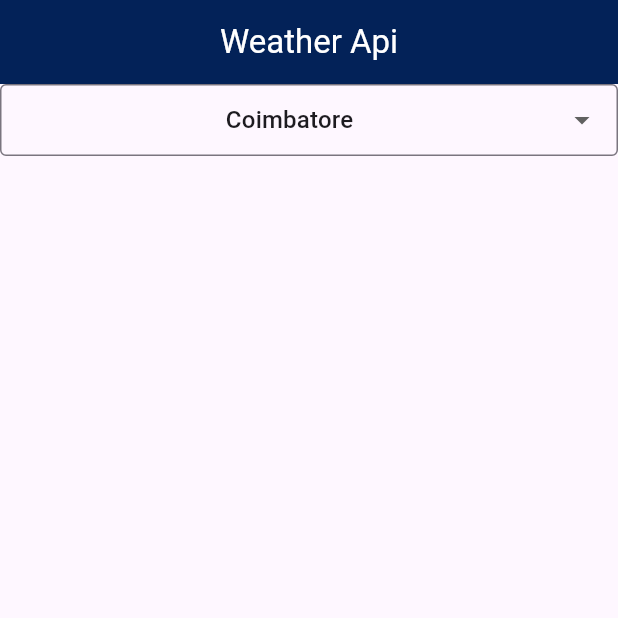
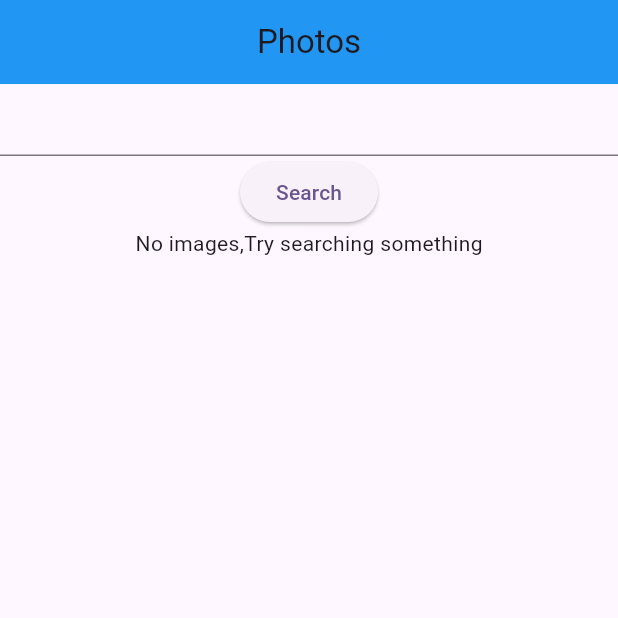
Before and after one commit to vignesh235/Getx, a Flutter app: the screen it shows after launch, on a phone screen of 412 x 824 dp, the top half of it. Run offline on Flutter 3.47's test engine with Material 3 defaults, Android fonts, the light colour scheme and no system bars; our stand-ins replace dio, get.

Commit message:
photos experiment added

```diff
--- a/lib/api_helper/api_helper.dart
+++ b/lib/api_helper/api_helper.dart
@@ -15,7 +15,8 @@ class ApiHelper {
             connectTimeout: const Duration(seconds: 10),
             receiveTimeout: const Duration(seconds: 10),
           ),
-        );
+        )..interceptors
+            .add(LogInterceptor(requestBody: true, responseBody: true));
 
   Future<Map<String, dynamic>> getWeather(
       {required String baseUrl,
@@ -34,4 +35,27 @@ class ApiHelper {
       return {"error": "Something went wrong"};
     }
   }
+
+  Future<Response?> fetchImages(String search) async {
+    try {
+      String apiKey =
+          "etKXNsUjMLW60cmpv3Xmgv9JIPnzN4uNSXcYVoyvSkwBaVvgk7HEgyLW";
+      // Replace with your actual API key
+      _dio.options.headers = {
+        "Authorization": apiKey,
+      };
+
+      Response response = await _dio.get(
+        "https://api.pexels.com/v1/search",
+        queryParameters: {
+          "query": search,
+          "per_page": 5,
+        },
+      );
+      return response;
+    } catch (e) {
+      print("API Call Error: $e");
+      return null;
+    }
+  }
 }
--- a/lib/main.dart
+++ b/lib/main.dart
@@ -1,4 +1,6 @@
 import 'package:flutter/material.dart';
+import 'package:get/get.dart';
+import 'package:todo/modules/photos/photoListView.dart';
 import 'package:todo/modules/todo/todoview.dart';
 
 import 'modules/weather/weatherview.dart';
@@ -12,14 +14,14 @@ class MyApp extends StatelessWidget {
 
   @override
   Widget build(BuildContext context) {
-    return MaterialApp(
+    return GetMaterialApp(
       title: 'Flutter Demo',
       debugShowCheckedModeBanner: false,
       theme: ThemeData(
         colorScheme: ColorScheme.fromSeed(seedColor: Colors.deepPurple),
         useMaterial3: true,
       ),
-      home: const Weatherview(),
+      home: PhotoListView(),
     );
   }
 }
--- /dev/null
+++ b/lib/modules/photos/photoListView.dart
@@ -0,0 +1,81 @@
+import 'package:flutter/material.dart';
+import 'package:get/get.dart';
+import 'package:todo/modules/photos/photosController.dart';
+import 'package:todo/modules/photos/photoview.dart';
+
+class PhotoListView extends StatelessWidget {
+  PhotoListView({super.key});
+  final PhotosController photosController = Get.put(PhotosController());
+  final TextEditingController textEditingController = TextEditingController();
+  @override
+  Widget build(BuildContext context) {
+    return Scaffold(
+        appBar: AppBar(
+          title: const Text("Photos"),
+          centerTitle: true,
+          backgroundColor: Colors.blue,
+        ),
+        body: Container(
+          height: Get.height,
+          width: Get.width,
+          child: Column(
+            children: [
+              TextFormField(
+                controller: textEditingController,
+              ),
+              ElevatedButton(
+                  onPressed: () {
+                    photosController.photos.clear();
+                    photosController.getPhotos(textEditingController.text);
+                  },
+                  child: Text("Search")),
+              GetBuilder<PhotosController>(builder: (controller) {
+                if (controller.photos.isEmpty) {
+                  return const Center(
+                      child: Text("No images,Try searching something"));
+                }
+                if (controller.photos.isNotEmpty && !controller.isLoading) {
+                  return Expanded(
+                    child: GridView.builder(
+                      gridDelegate:
+                          const SliverGridDelegateWithFixedCrossAxisCount(
+                              crossAxisCount: 2),
+                      itemCount: controller.photos.length,
+                      itemBuilder: (context, index) {
+                        var data = controller.photos;
+
+                        return GestureDetector(
+                          onTap: () {
+                            Get.to(() => Photoview(
+                                  imageUrl: data[index].src!.original!,
+                                ));
+                          },
+                          child: Image.network(
+                            data[index].src!.original!,
+                            fit: BoxFit.fill,
+                            loadingBuilder: (context, child, loadingProgress) {
+                              if (loadingProgress == null) return child;
+                              return Center(
+                                child: CircularProgressIndicator(
+                                  value: loadingProgress.expectedTotalBytes !=
+                                          null
+                                      ? loadingProgress.cumulativeBytesLoaded /
+                                          (loadingProgress.expectedTotalBytes ??
+                                              1)
+                                      : null,
+                                ),
+                              );
+                            },
+                          ),
+                        );
+                      },
+                    ),
+                  );
+                }
+                return SizedBox();
+              }),
+            ],
+          ),
+        ));
+  }
+}
--- /dev/null
+++ b/lib/modules/photos/photomodel.dart
@@ -0,0 +1,62 @@
+// To parse this JSON data, do
+//
+//     final photoResponse = photoResponseFromJson(jsonString);
+
+import 'dart:convert';
+
+PhotoResponse photoResponseFromJson(String str) =>
+    PhotoResponse.fromJson(json.decode(str));
+
+String photoResponseToJson(PhotoResponse data) => json.encode(data.toJson());
+
+class PhotoResponse {
+  List<Photo>? photos;
+
+  PhotoResponse({
+    this.photos,
+  });
+
+  factory PhotoResponse.fromJson(Map<String, dynamic> json) => PhotoResponse(
+        photos: json["photos"] == null
+            ? []
+            : List<Photo>.from(json["photos"]!.map((x) => Photo.fromJson(x))),
+      );
+
+  Map<String, dynamic> toJson() => {
+        "photos": photos == null
+            ? []
+            : List<dynamic>.from(photos!.map((x) => x.toJson())),
+      };
+}
+
+class Photo {
+  Src? src;
+
+  Photo({
+    this.src,
+  });
+
+  factory Photo.fromJson(Map<String, dynamic> json) => Photo(
+        src: json["src"] == null ? null : Src.fromJson(json["src"]),
+      );
+
+  Map<String, dynamic> toJson() => {
+        "src": src?.toJson(),
+      };
+}
+
+class Src {
+  String? original;
+
+  Src({
+    this.original,
+  });
+
+  factory Src.fromJson(Map<String, dynamic> json) => Src(
+        original: json["original"],
+      );
+
+  Map<String, dynamic> toJson() => {
+        "original": original,
+      };
+}
--- /dev/null
+++ b/lib/modules/photos/photosController.dart
@@ -0,0 +1,20 @@
+import 'package:get/get.dart';
+import 'package:todo/api_helper/api_helper.dart';
+import 'package:todo/modules/photos/photomodel.dart';
+
+class PhotosController extends GetxController {
+  List<Photo> photos = [];
+  bool isLoading = false;
+  Future<void> getPhotos(String search) async {
+    try {
+      final apiHelper = ApiHelper();
+      isLoading = true;
+      update();
+      final response = await apiHelper.fetchImages(search);
+      PhotoResponse photoResponse = PhotoResponse.fromJson(response!.data);
+      photos.addAll(photoResponse.photos!);
+      isLoading = false;
+      update();
+    } catch (e) {}
+  }
+}
--- a/lib/modules/weather/weatherview.dart
+++ b/lib/modules/weather/weatherview.dart
@@ -26,7 +26,6 @@ class _WeatherviewState extends State<Weatherview> {
   }
 
   final WeatherController todoController = Get.put(WeatherController());
-  var token = '1ed3e1be4786ec8e17c282b9dee77492';
 
   @override
   Widget build(BuildContext context) {
@@ -58,7 +57,7 @@ class _WeatherviewState extends State<Weatherview> {
               onChanged: (String? newValue) {
                 setState(() {
                   selectedCity = newValue;
-                  todoController.fetchWeather(selectedCity!, token);
+                  todoController.fetchWeather(selectedCity!);
                 });
               },
               itemHeight: 50,
```
Also changed, not shown: lib/modules/photos/photoView.dart (added, +18 -0 lines), lib/modules/weather/controller.dart (+9 -8 lines).
